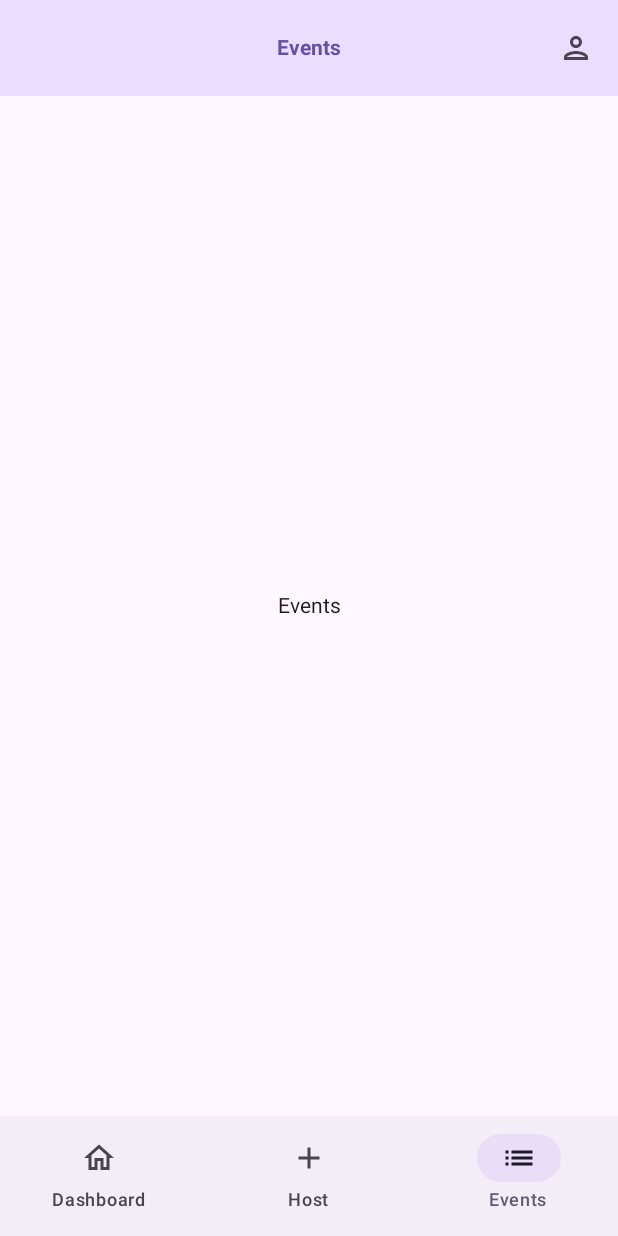
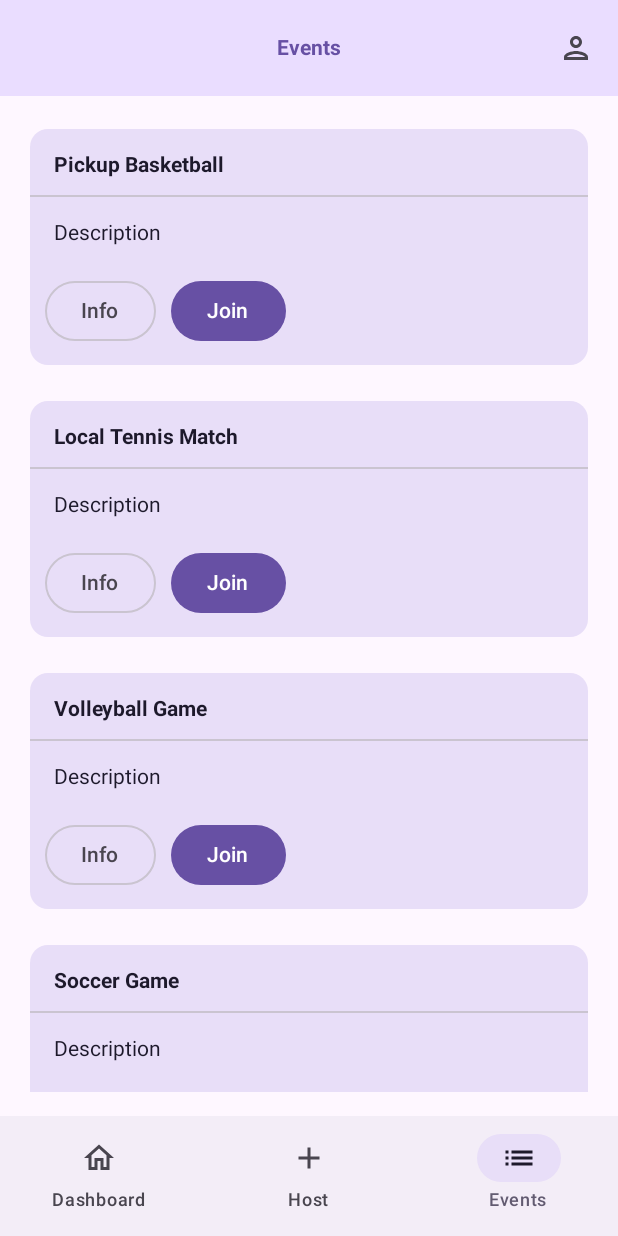
Before and after one commit to mustafataibah/InstaSport, an Android app built with Jetpack Compose: the EventsScreen screen opened through its navigation route, on a phone screen of 412 x 824 dp. Run offline under Robolectric (Android 15) with nearby library versions, the phone set to English and light mode, and no system bars.

Commit message:
added event cards to events screen, mionr frontend updates

```diff
--- a/app/src/main/java/com/amt/instasport/EventsScreen.kt
+++ b/app/src/main/java/com/amt/instasport/EventsScreen.kt
@@ -8,20 +8,106 @@ import androidx.compose.ui.Modifier
 import androidx.compose.ui.tooling.preview.Preview
 import androidx.compose.ui.unit.dp
 import androidx.navigation.NavController
+import androidx.compose.foundation.lazy.LazyColumn
+import androidx.compose.foundation.lazy.items
+import androidx.compose.ui.text.TextStyle
+import androidx.compose.ui.text.font.FontWeight
 
 @Composable
 fun EventsScreen(navController: NavController? = null) {
+    val eventsList = listOf("Pickup Basketball", "Local Tennis Match", "Volleyball Game", "Soccer Game")
+
     Column(
-        modifier =
-        Modifier
+        modifier = Modifier
             .fillMaxSize()
             .padding(16.dp),
         horizontalAlignment = Alignment.CenterHorizontally,
-        verticalArrangement = Arrangement.Center,
+        verticalArrangement = Arrangement.Center
     ) {
-        Text("Events")
+        LazyColumn(
+            modifier = Modifier.fillMaxSize()
+        ) {
+            items(eventsList) { event ->
+                EventItem(event)
+                Spacer(modifier = Modifier.padding(8.dp))
+            }
+        }
     }
 }
+
+@Composable
+fun EventItem(eventName: String) {
+    ElevatedCard(
+        elevation = CardDefaults.cardElevation(
+            defaultElevation = 0.dp
+        ),
+        colors = CardDefaults.cardColors(
+            containerColor = MaterialTheme.colorScheme.secondaryContainer,
+        ),
+        modifier = Modifier.padding(
+            start = 4.dp,
+            end = 4.dp,
+            top = 6.dp,
+            bottom = 2.dp,
+        )
+    ) {
+        Text(
+            text = eventName,
+            style = TextStyle(fontWeight = FontWeight.Bold),
+            modifier = Modifier
+                .fillMaxWidth()
+                .padding(
+                    start = 16.dp,
+                    end = 16.dp,
+                    top = 16.dp,
+                    bottom = 12.dp,
+                )
+        )
+        Divider()
+        Text(
+            text = "Description",
+            modifier = Modifier
+                .fillMaxWidth()
+                .padding(
+                    start = 16.dp,
+                    end = 16.dp,
+                    top = 16.dp,
+                    bottom = 12.dp,
+                )
+        )
+        Row (modifier = Modifier.fillMaxWidth()) {
+            OutlinedButton(
+                onClick = { /*TODO*/ },
+                modifier = Modifier.padding(
+                    start = 10.dp,
+                    end = 0.dp,
+                    top = 8.dp,
+                    bottom = 8.dp,
+                )
+            ) {
+                Text (
+                    text = "Info"
+                )
+            }
+            Button(
+                onClick = { /*TODO*/ },
+                modifier = Modifier.padding(
+                    start = 10.dp,
+                    end = 0.dp,
+                    top = 8.dp,
+                    bottom = 8.dp,
+                )
+            ) {
+                Text (
+                    text = "Join"
+                )
+            }
+        }
+        Spacer(modifier = Modifier.padding(2.dp))
+    }
+}
+
+
 
 @Preview(showBackground = true)
 @Composable
--- a/app/src/main/java/com/amt/instasport/LoginScreen.kt
+++ b/app/src/main/java/com/amt/instasport/LoginScreen.kt
@@ -2,6 +2,7 @@ package com.amt.instasport
 
 import androidx.compose.foundation.background
 import androidx.compose.foundation.layout.*
+import androidx.compose.foundation.shape.RoundedCornerShape
 import androidx.compose.foundation.text.KeyboardOptions
 import androidx.compose.material.icons.Icons
 import androidx.compose.material.icons.filled.ArrowBack
@@ -60,6 +61,7 @@ fun LoginForm(modifier: Modifier = Modifier, navController: NavController? = nul
     Column(
         modifier = modifier
             .fillMaxSize()
+            .padding(16.dp)
             .background(Color.White),
         horizontalAlignment = Alignment.CenterHorizontally,
         verticalArrangement = Arrangement.Center,
@@ -70,7 +72,8 @@ fun LoginForm(modifier: Modifier = Modifier, navController: NavController? = nul
             maxLines = 1,
             label = { Text("Phone") },
             keyboardOptions = KeyboardOptions(keyboardType = KeyboardType.Phone),
-            modifier = Modifier.fillMaxWidth()
+            modifier = Modifier.fillMaxWidth(),
+            shape = RoundedCornerShape(16.dp),
         )
 
         Spacer(modifier = Modifier.height(16.dp))
@@ -82,7 +85,8 @@ fun LoginForm(modifier: Modifier = Modifier, navController: NavController? = nul
             label = { Text("Password") },
             visualTransformation = PasswordVisualTransformation(),
             keyboardOptions = KeyboardOptions(keyboardType = KeyboardType.Password),
-            modifier = Modifier.fillMaxWidth()
+            modifier = Modifier.fillMaxWidth(),
+            shape = RoundedCornerShape(16.dp),
         )
 
         Spacer(modifier = Modifier.height(16.dp))
--- a/app/src/main/java/com/amt/instasport/RegisterScreen.kt
+++ b/app/src/main/java/com/amt/instasport/RegisterScreen.kt
@@ -2,6 +2,7 @@ package com.amt.instasport
 
 import android.util.Log
 import androidx.compose.foundation.layout.*
+import androidx.compose.foundation.shape.RoundedCornerShape
 import androidx.compose.foundation.text.KeyboardOptions
 import androidx.compose.material.icons.Icons
 import androidx.compose.material.icons.filled.ArrowBack
@@ -95,6 +96,7 @@ fun RegisterForm(modifier: Modifier = Modifier, navController: NavController? =
             label = { Text("Phone Number") },
             keyboardOptions = KeyboardOptions(keyboardType = KeyboardType.Phone),
             modifier = Modifier.fillMaxWidth(),
+            shape = RoundedCornerShape(16.dp),
         )
 
         Spacer(modifier = Modifier.height(16.dp))
--- a/app/src/main/java/com/amt/instasport/ui/theme/Color.kt
+++ b/app/src/main/java/com/amt/instasport/ui/theme/Color.kt
@@ -2,9 +2,9 @@ package com.amt.instasport.ui.theme
 
 import androidx.compose.ui.graphics.Color
 
-val SpacePurple = Color(0x2a244e)
-val Lavender = Color(0xB66FFD)
-val RichBlack = Color(0x0F0C21)
+val SpacePurple = Color(0xff2a244e)
+val Lavender = Color(0xFFB66FFD)
+val RichBlack = Color(0xFF0F0C21)
 val Seashell = Color(0xFFF3ECd)
-val Pistachio = Color(0x88C15E)
-val BrightPink = Color(0xF5617C)
+val Pistachio = Color(0xFF88C15E)
+val BrightPink = Color(0xFFF5617C)
```
